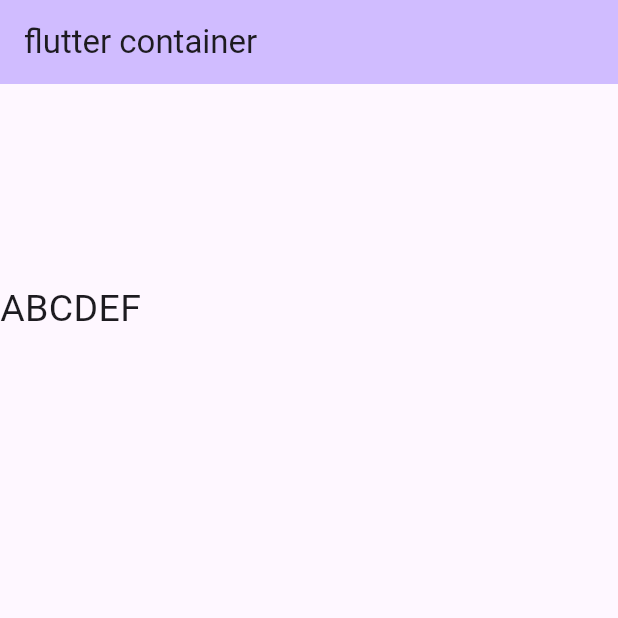
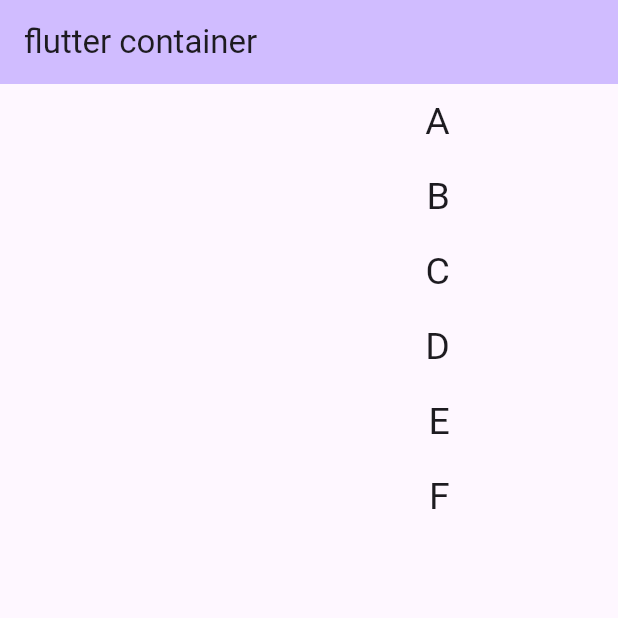
Before and after one commit to khandolly786/Dart_Course, a Flutter app: the screen it shows after launch, on a phone screen of 412 x 824 dp, the top half of it. Run offline on Flutter 3.47's test engine with Material 3 defaults, Android fonts, the phone set to English and light mode, and no system bars.

Commit message:
Update main.dart

```diff
--- a/lib/main.dart
+++ b/lib/main.dart
@@ -46,9 +46,11 @@ class _MyHomePageState extends State<MyHomePage> {
       ),
       body: Container(
         height: 300,
-        child: Row(
-          mainAxisAlignment: MainAxisAlignment.start,
-          crossAxisAlignment: CrossAxisAlignment.center,
+        width: 300,
+        child: Column(
+
+          mainAxisAlignment: MainAxisAlignment.spaceAround,
+          crossAxisAlignment: CrossAxisAlignment.end,
           children: [
             Text('A', style: TextStyle(fontSize: 25),),
             Text('B', style: TextStyle(fontSize: 25),),
@@ -57,6 +59,18 @@ class _MyHomePageState extends State<MyHomePage> {
             Text('E', style: TextStyle(fontSize: 25),),
             Text('F', style: TextStyle(fontSize: 25),),
            ],
+        // child: Row(
+
+          // mainAxisAlignment: MainAxisAlignment.start,
+          // crossAxisAlignment: CrossAxisAlignment.center,
+          // children: [
+          //   Text('A', style: TextStyle(fontSize: 25),),
+          //   Text('B', style: TextStyle(fontSize: 25),),
+          //   Text('C', style: TextStyle(fontSize: 25),),
+          //   Text('D', style: TextStyle(fontSize: 25),),
+          //   Text('E', style: TextStyle(fontSize: 25),),
+          //   Text('F', style: TextStyle(fontSize: 25),),
+          //  ],
         ),
       )
       // Center(
```
